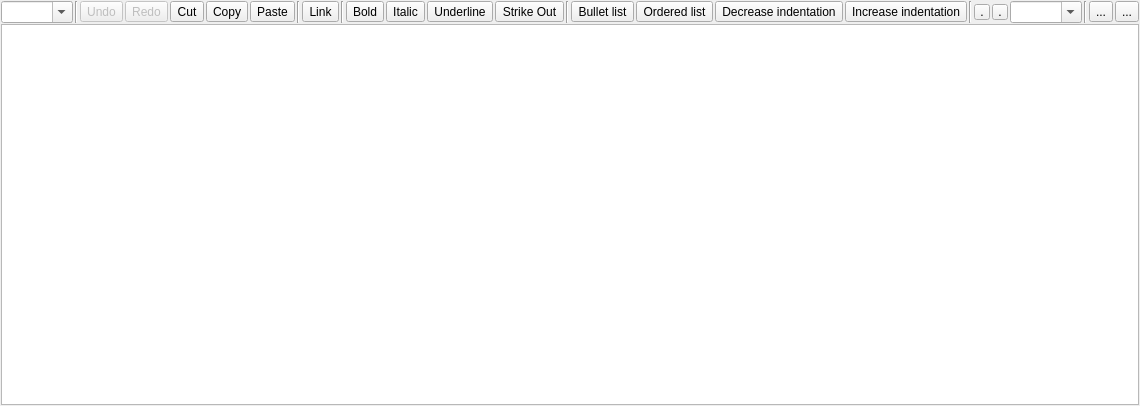
This is src/librssguard/gui/richtexteditor/mrichtextedit.ui in martinrotter/rssguard as Qt 5 draws it before an edit. The edited form follows.
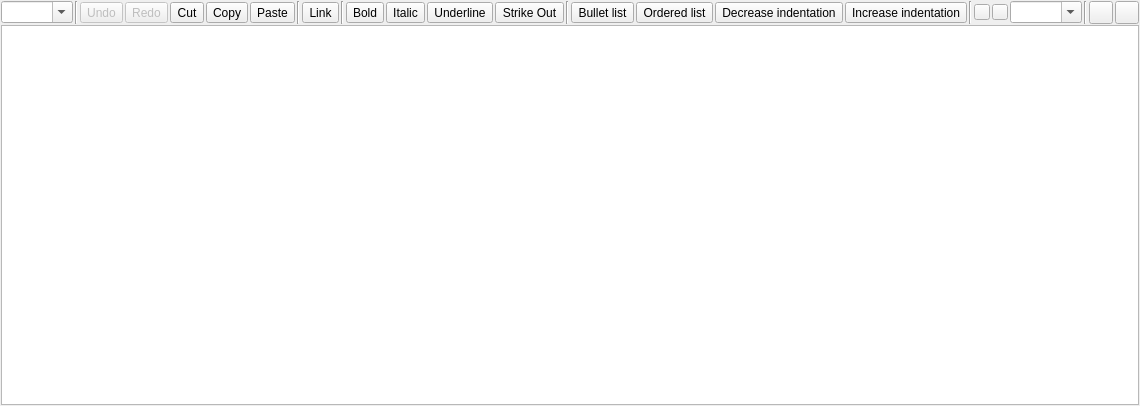
This is the edited form. Custom widgets are drawn as their Qt base class.

The edit to the form file:
```diff
--- a/src/librssguard/gui/richtexteditor/mrichtextedit.ui
+++ b/src/librssguard/gui/richtexteditor/mrichtextedit.ui
@@ -384,9 +384,6 @@
         <property name="toolTip">
          <string>Text foreground color</string>
         </property>
-        <property name="text">
-         <string>.</string>
-        </property>
         <property name="iconSize">
          <size>
           <width>16</width>
@@ -415,9 +412,6 @@
         <property name="toolTip">
          <string>Text background color</string>
         </property>
-        <property name="text">
-         <string>.</string>
-        </property>
         <property name="iconSize">
          <size>
           <width>16</width>
@@ -447,11 +441,7 @@
        </widget>
       </item>
       <item>
-       <widget class="PlainToolButton" name="f_image">
-        <property name="text">
-         <string notr="true">...</string>
-        </property>
-       </widget>
+       <widget class="PlainToolButton" name="f_image"/>
       </item>
       <item>
        <spacer name="horizontalSpacer">
@@ -467,11 +457,7 @@
        </spacer>
       </item>
       <item>
-       <widget class="PlainToolButton" name="f_menu">
-        <property name="text">
-         <string>...</string>
-        </property>
-       </widget>
+       <widget class="PlainToolButton" name="f_menu"/>
       </item>
      </layout>
      <zorder>f_paragraph</zorder>
@@ -515,6 +501,11 @@
   </layout>
  </widget>
  <customwidgets>
+  <customwidget>
+   <class>ColorToolButton</class>
+   <extends>QToolButton</extends>
+   <header>colortoolbutton.h</header>
+  </customwidget>
   <customwidget>
    <class>PlainToolButton</class>
    <extends>QToolButton</extends>
@@ -525,11 +516,6 @@
    <extends>QTextEdit</extends>
    <header>mtextedit.h</header>
   </customwidget>
-  <customwidget>
-   <class>ColorToolButton</class>
-   <extends>QToolButton</extends>
-   <header>colortoolbutton.h</header>
-  </customwidget>
  </customwidgets>
  <tabstops>
   <tabstop>f_textedit</tabstop>
```
